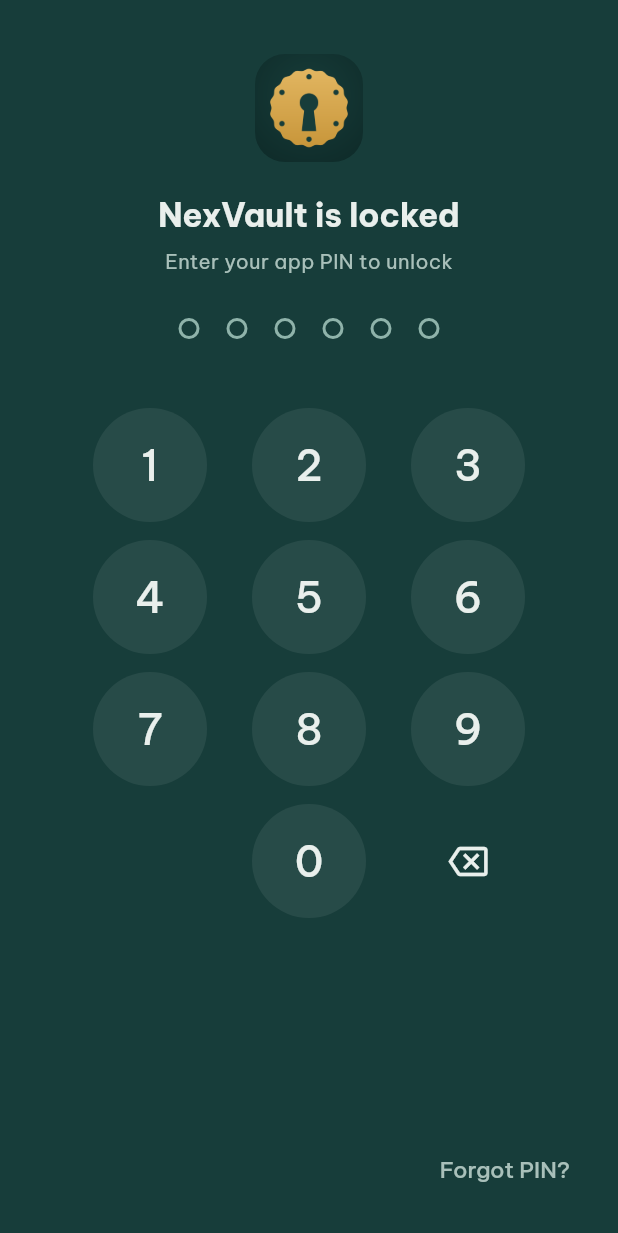
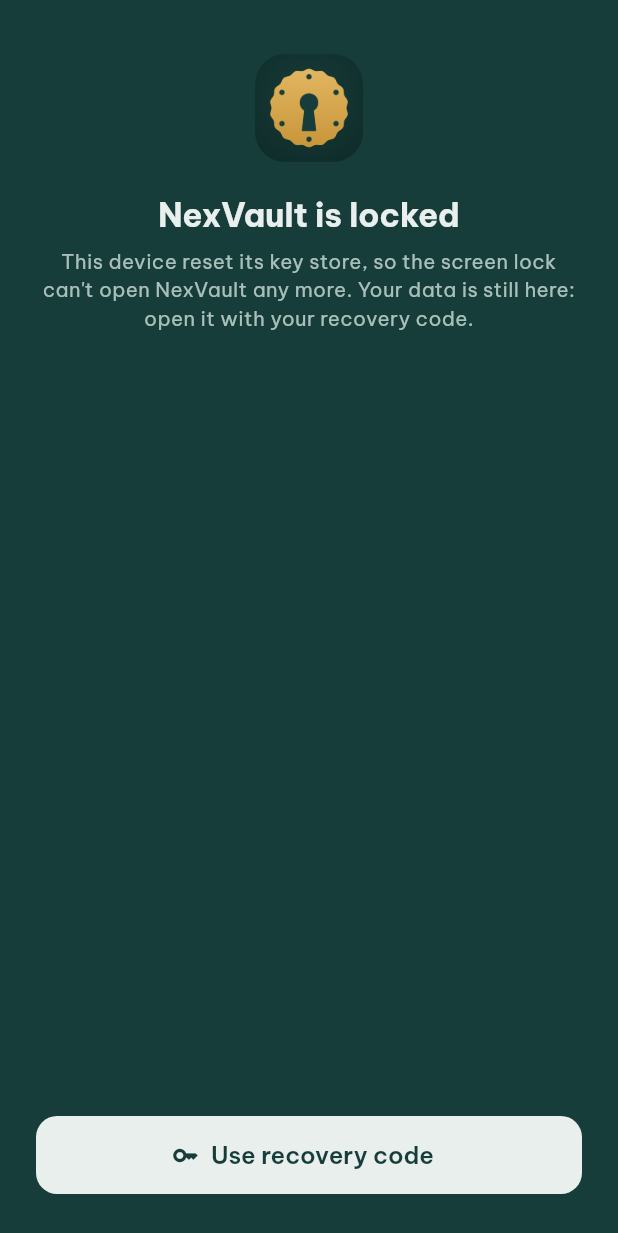
Before and after one commit to digitalsolutionsai/nexvault, a Flutter app: the UnlockScreen screen opened directly with empty values, on a phone screen of 412 x 824 dp. Shown: the top 1233 px of the screen. Run offline on Flutter 3.47's test engine with Material 3 defaults, Android fonts, the phone set to English and light mode, and no system bars; our stand-ins replace file_picker, flutter_secure_storage, qr_flutter, share_plus; missing offline and left inert: dart:ffi, mobile_scanner; accounts and stored records are empty.

Commit message:
Never erase a vault because the key store forgot it
After a restart, Android's Keystore can fail a read. flutter_secure_storage
then resets the whole store by default (resetOnError), and isSetUp() took
"vault on disk, no custody record" for a half-done first run and wiped the
vault and its lock-screen seal, even though the seal could still open it.
A test phone lost its vault this way.

- Store opened with resetOnError: false; reads are retried, and only the
  store (never the vault) is reset if it stays unreadable.
- isSetUp rebuilds custody instead of wiping: a surviving seal means device
  custody; otherwise the recovery code opens it.
- The recovery blob (120-bit code via Argon2id) is also kept next to the
  vault, so the code still works after a store reset.
- The unlock screen explains a lost seal and leads with the recovery code.
- The welcome screen scrolls instead of overflowing with the keyboard up.

Co-Authored-By: Claude Opus 5.5 <noreply@anthropic.com>
Claude-Session: https://claude.ai/code/session_01UR9Uq1SwPcr5xBDGwjzmKD

```diff
--- a/app/lib/core/keys.dart
+++ b/app/lib/core/keys.dart
@@ -21,7 +21,9 @@ import '../l10n/l10n.dart';
 /// Unsealed bytes go native -> core directly (JNI on Android, C ABI on iOS) and are wiped.
 class Keys {
   static const _native = MethodChannel('nexvault/native');
-  static const _store = FlutterSecureStorage();
+  /// Android: never let the plugin erase the store on a read error (its default). After a
+  /// restart the Keystore can briefly fail; [isSetUp] decides what to do instead.
+  static const _store = FlutterSecureStorage(aOptions: AndroidOptions(resetOnError: false));
   static const maxAttempts = 10;
 
   /// Integration tests cannot answer the system lock-screen prompt; they take the PIN path.
@@ -47,21 +49,118 @@ class Keys {
 
   static Future<String> vaultDir() async => '${(await getApplicationSupportDirectory()).path}/vault';
 
-  /// True when there is both a vault on disk and a way to open it. Anything else is a leftover
-  /// that can never be opened, and is cleared so onboarding starts clean: a first run cut off
-  /// half-way (vault file, no custody yet), or iOS Keychain items that outlive an uninstall
-  /// (custody, no vault).
+  /// True when there is a vault on disk to unlock.
+  ///
+  /// A vault is never erased here just because the key store lost its records: Android can
+  /// reset that store (a Keystore error after a restart or an OS update), while the vault, its
+  /// lock-screen seal and the recovery copy next to it are all still there. Custody is rebuilt
+  /// from those instead. Only what can never be opened is cleared: leftovers without a vault
+  /// (iOS Keychain items outlive an uninstall) and a first run cut off before anything sealed it.
   static Future<bool> isSetUp() async {
-    final custody = await deviceMode() || (await _store.read(key: 'pin_blob')) != null;
     final dir = await vaultDir();
     final vault = await File('$dir/vault.bin').exists() || await File('$dir/vault.bak').exists();
-    if (custody && vault) return true;
-    if (custody || await Directory(dir).exists()) await wipe();
+    if (!vault) {
+      if (await Directory(dir).exists() || await _hasCustody().catchError((_) => true)) await wipe();
+      return false;
+    }
+    try {
+      if (await _readStore() && await _hasCustody()) {
+        await _mirrorRecovery();
+        return true;
+      }
+    } catch (e) {
+      debugPrint('key store: $e');
+      return true; // keep the vault; the unlock screen still offers the seal and the recovery code
+    }
+    bool sealed;
+    try {
+      sealed = await devSealed();
+    } catch (_) {
+      return true;
+    }
+    if (sealed) {
+      // the lock-screen seal survived: this is device custody, whatever the store forgot
+      try {
+        await _store.write(key: 'mode', value: 'dev');
+      } catch (_) {}
+      return true;
+    }
+    if (await (await _recFile()).exists()) return true; // opens with the recovery code
+    await wipe(); // nothing can open it: a first run cut off before it was sealed
     return false;
   }
 
+  static Future<bool> _hasCustody() async =>
+      (await _store.read(key: 'mode')) == 'dev' || (await _store.read(key: 'pin_blob')) != null;
+
+  /// Reads the store, retrying a moment while the Keystore wakes up. If it still fails, only
+  /// the store is reset (settings, PIN blob, counters): the vault and its seal stay.
+  static Future<bool> _readStore() async {
+    for (var i = 0; i < 3; i++) {
+      try {
+        await _store.read(key: 'mode');
+        return true;
+      } catch (e) {
+        debugPrint('key store read failed: $e');
+        await Future<void>.delayed(const Duration(milliseconds: 600));
+      }
+    }
+    await _store.deleteAll();
+    return false;
+  }
+
+  /// The recovery copy (the vault key wrapped under the 120-bit code with Argon2id) also lives
+  /// next to the vault, so the code still works when the key store is reset. It is safe on disk:
+  /// it cannot be opened without the code, and app storage is excluded from backups.
+  static Future<File> _recFile() async => File('${await vaultDir()}/recovery.blob');
+
+  static Future<void> _writeRecFile(String blob) async {
+    final f = await _recFile();
+    final tmp = File('${f.path}.tmp');
+    await tmp.writeAsString(blob, flush: true);
+    await tmp.rename(f.path);
+  }
+
+  /// Vaults made before the copy existed get it on their next start.
+  static Future<void> _mirrorRecovery() async {
+    try {
+      final b = await _store.read(key: 'rec_blob');
+      if (b != null && !await (await _recFile()).exists()) await _writeRecFile(b);
+    } catch (e) {
+      debugPrint('recovery copy: $e');
+    }
+  }
+
+  /// A PIN or recovery blob from the store; the recovery one falls back to its copy on disk.
+  static Future<String?> _blob(String key) async {
+    String? b;
+    try {
+      b = await _store.read(key: key);
+    } catch (_) {
+      if (key != 'rec_blob') rethrow;
+    }
+    if (b != null || key != 'rec_blob') return b;
+    final f = await _recFile();
+    return await f.exists() ? f.readAsString() : null;
+  }
+
+  /// An app PIN is set (PIN custody).
+  static Future<bool> hasPin() async {
+    try {
+      return await _store.read(key: 'pin_blob') != null;
+    } catch (_) {
+      return false;
+    }
+  }
+
   /// True when the vault opens with the device lock screen (no app PIN).
-  static Future<bool> deviceMode() async => (await _store.read(key: 'mode')) == 'dev';
+  static Future<bool> deviceMode() async {
+    try {
+      return await _store.read(key: 'mode') == 'dev';
+    } catch (_) {
+      return false;
+    }
+  }
 
   /// The device has a secure lock screen that can protect the vault key (Android 11+, iOS).
   static Future<bool> devAvailable() async {
@@ -102,6 +201,7 @@ class Keys {
   /// Replace the recovery code of the open vault. The old code stops working.
   static Future<String> newRecoveryCode() async {
     final r = await Core.call('recovery_new');
+    await _writeRecFile(r['blob'] as String);
     await _store.write(key: 'rec_blob', value: r['blob'] as String);
     return r['code'] as String;
   }
@@ -164,7 +264,7 @@ class Keys {
 
   /// Run a PIN / recovery-code operation; count failures and apply the growing lockout.
   static Future<T> _counted<T>(String blobKey, Future<T> Function(String blob) op) async {
-    final blob = await _store.read(key: blobKey);
+    final blob = await _blob(blobKey);
     if (blob == null) throw CoreError(blobKey == 'pin_blob' ? 'no PIN set' : 'no recovery code');
     try {
       final r = await op(blob);
@@ -195,7 +295,11 @@ class Keys {
         await _native.invokeMethod('bioClear', {'kind': kind});
       } catch (_) {}
     }
-    await _store.deleteAll();
+    try {
+      await _store.deleteAll();
+    } catch (e) {
+      debugPrint('key store: $e');
+    }
     final d = Directory(await vaultDir());
     if (await d.exists()) await d.delete(recursive: true);
   }
--- a/app/lib/l10n/app_en.arb
+++ b/app/lib/l10n/app_en.arb
@@ -53,6 +53,7 @@
   "authPinsDontMatch": "The PINs don't match",
   "authLocked": "NexVault is locked",
   "authDeviceUnlockHint": "Unlock with {bio} or your device passcode",
+  "authSealLostHint": "This device reset its key store, so the screen lock can't open NexVault any more. Your data is still here: open it with your recovery code.",
   "authRetryIn": "{seconds, plural, =1{Try again in 1 second} other{Try again in {seconds} seconds}}",
   "@authRetryIn": {
     "placeholders": {
--- a/app/lib/l10n/app_vi.arb
+++ b/app/lib/l10n/app_vi.arb
@@ -32,6 +32,7 @@
   "authPinsDontMatch": "Hai lần nhập không khớp",
   "authLocked": "NexVault đã khoá",
   "authDeviceUnlockHint": "Mở bằng {bio} hoặc mã mở máy",
+  "authSealLostHint": "Máy vừa đặt lại kho khoá nên khoá màn hình không mở được NexVault nữa. Dữ liệu vẫn còn nguyên: mở bằng mã khôi phục.",
   "authRetryIn": "{seconds, plural, other{Thử lại sau {seconds} giây}}",
   "authUseRecovery": "Dùng mã khôi phục",
   "authEnterAppPin": "Nhập PIN của app để mở khoá",
--- a/app/lib/l10n/gen/app_localizations.dart
+++ b/app/lib/l10n/gen/app_localizations.dart
@@ -289,6 +289,12 @@ abstract class S {
   /// **'Unlock with {bio} or your device passcode'**
   String authDeviceUnlockHint(String bio);
 
+  /// No description provided for @authSealLostHint.
+  ///
+  /// In en, this message translates to:
+  /// **'This device reset its key store, so the screen lock can\'t open NexVault any more. Your data is still here: open it with your recovery code.'**
+  String get authSealLostHint;
+
   /// No description provided for @authRetryIn.
   ///
   /// In en, this message translates to:
--- a/app/lib/l10n/gen/app_localizations_en.dart
+++ b/app/lib/l10n/gen/app_localizations_en.dart
@@ -132,6 +132,10 @@ class SEn extends S {
   String authDeviceUnlockHint(String bio) {
     return 'Unlock with $bio or your device passcode';
   }
+
+  @override
+  String get authSealLostHint =>
+      'This device reset its key store, so the screen lock can\'t open NexVault any more. Your data is still here: open it with your recovery code.';
 
   @override
   String authRetryIn(int seconds) {
--- a/app/lib/l10n/gen/app_localizations_vi.dart
+++ b/app/lib/l10n/gen/app_localizations_vi.dart
@@ -130,6 +130,10 @@ class SVi extends S {
   String authDeviceUnlockHint(String bio) {
     return 'Mở bằng $bio hoặc mã mở máy';
   }
+
+  @override
+  String get authSealLostHint =>
+      'Máy vừa đặt lại kho khoá nên khoá màn hình không mở được NexVault nữa. Dữ liệu vẫn còn nguyên: mở bằng mã khôi phục.';
 
   @override
   String authRetryIn(int seconds) {
--- a/app/lib/screens/auth.dart
+++ b/app/lib/screens/auth.dart
@@ -148,7 +148,13 @@ class _OnboardingScreenState extends State<OnboardingScreen> {
           child: Padding(
             padding: const EdgeInsets.symmetric(horizontal: 24),
             child: switch (step) {
-              0 => Column(
+              // scrolls when the keyboard leaves less room than the layout needs
+              0 => LayoutBuilder(
+                builder: (_, box) => SingleChildScrollView(
+                  child: ConstrainedBox(
+                    constraints: BoxConstraints(minHeight: box.maxHeight),
+                    child: IntrinsicHeight(
+                      child: Column(
                       crossAxisAlignment: CrossAxisAlignment.start,
                       children: [
                         const SizedBox(height: 40),
@@ -184,6 +190,10 @@ class _OnboardingScreenState extends State<OnboardingScreen> {
                         ),
                         const SizedBox(height: 12),
                       ],
+                    ),
+                    ),
+                  ),
+                ),
               ),
               5 => Column(
                 crossAxisAlignment: CrossAxisAlignment.start,
@@ -273,6 +283,7 @@ class _UnlockScreenState extends State<UnlockScreen> {
   bool busy = false;
   bool bio = false;
   bool? dev; // device-lock custody (no app PIN)
+  bool sealed = true; // false: the key store was reset and the seal went with it; only the code opens it
   int lockLeft = 0;
   Timer? timer;
   final code = TextEditingController();
@@ -281,14 +292,26 @@ class _UnlockScreenState extends State<UnlockScreen> {
   void initState() {
     super.initState();
     _refreshLock();
-    Keys.deviceMode().then((d) {
-      setState(() => dev = d);
-      if (d) return _device();
-      Keys.bioEnabled().then((v) {
+    _start();
+  }
+
+  Future<void> _start() async {
+    // no app PIN on record means device custody, even if the store forgot its 'mode'
+    final d = await Keys.deviceMode() || !await Keys.hasPin();
+    final s = !d || await Keys.devSealed().catchError((_) => true);
+    if (!mounted) return;
+    setState(() {
+      dev = d;
+      sealed = s;
+    });
+    if (d) {
+      if (s) _device();
+      return;
+    }
+    final v = await Keys.bioEnabled().catchError((_) => false);
+    if (!mounted) return;
     setState(() => bio = v);
     if (v) _bio();
-      });
-    });
   }
 
   Future<void> _device() async {
@@ -423,7 +446,10 @@ class _UnlockScreenState extends State<UnlockScreen> {
       const SizedBox(height: 20),
       Text(tr.authLocked, style: t.headlineSmall),
       const SizedBox(height: 6),
-      Text(tr.authDeviceUnlockHint(bioName), style: t.bodySmall),
+      Padding(
+        padding: const EdgeInsets.symmetric(horizontal: 24),
+        child: Text(sealed ? tr.authDeviceUnlockHint(bioName) : tr.authSealLostHint, style: t.bodySmall, textAlign: TextAlign.center),
+      ),
       const SizedBox(height: 24),
       SizedBox(
         height: 60,
@@ -443,10 +469,13 @@ class _UnlockScreenState extends State<UnlockScreen> {
         padding: const EdgeInsets.symmetric(horizontal: 24),
         child: SizedBox(
           width: double.infinity,
-          child: FilledButton.icon(onPressed: busy ? null : _device, icon: const Icon(Icons.lock_open), label: Text(tr.authUnlock)),
+          child: sealed
+              ? FilledButton.icon(onPressed: busy ? null : _device, icon: const Icon(Icons.lock_open), label: Text(tr.authUnlock))
+              : FilledButton.icon(onPressed: busy || lockLeft > 0 ? null : _recovery, icon: const Icon(Icons.key), label: Text(tr.authUseRecovery)),
         ),
       ),
       const SizedBox(height: 8),
+      if (sealed)
         TextButton(
           onPressed: busy || lockLeft > 0 ? null : _recovery,
           child: Text(
```
Also changed, not shown: 1 other file. Lines whose indentation alone changed are shown as unchanged.
